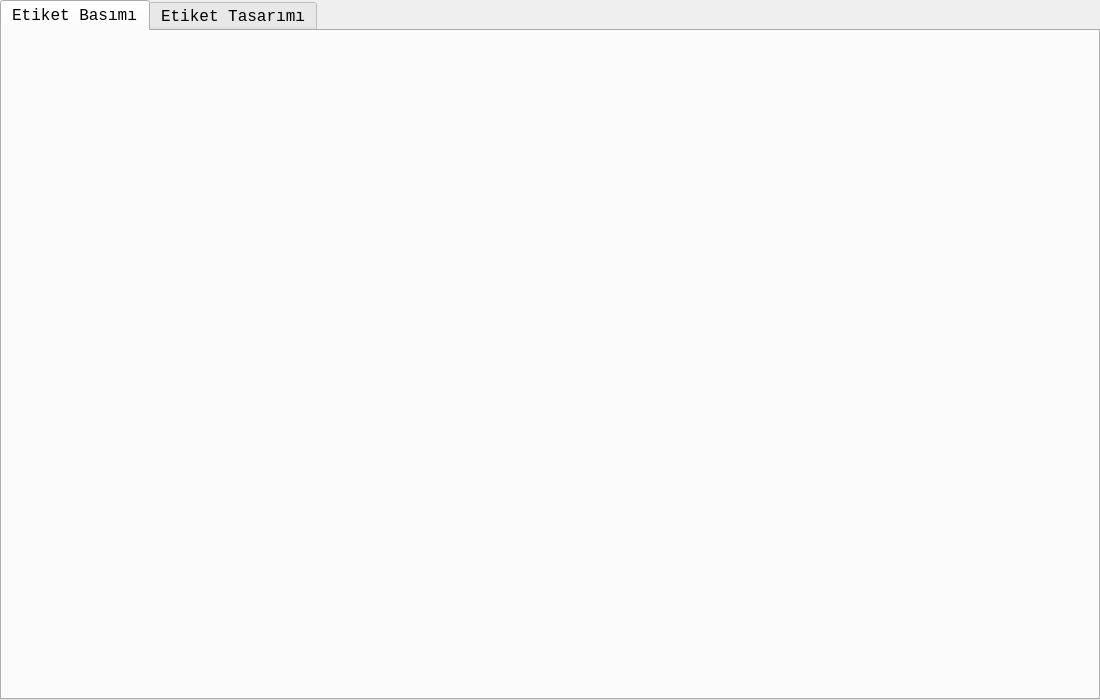
Old version of the form rafetiketidialog.ui in the repository mamoo81/bhss.
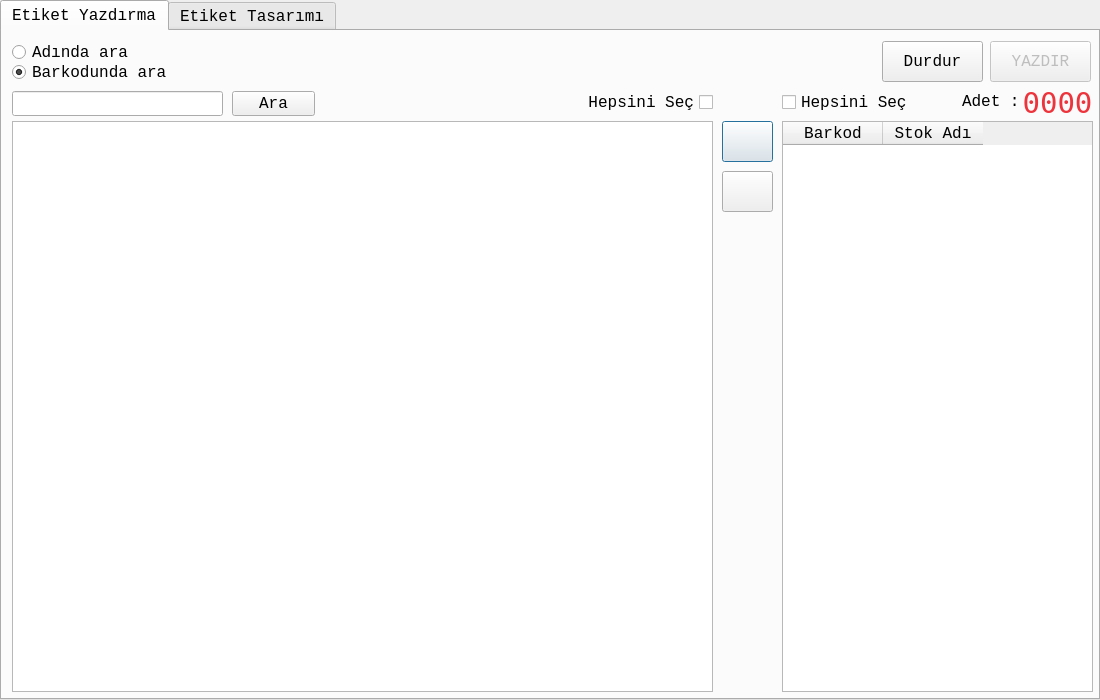
New version of the form. The open tabs and pages were chosen to show the change. Icons and pictures are not drawn.

Commit message: toplu raf etiketi yazdırma eklendi.

```diff
--- a/rafetiketidialog.ui
+++ b/rafetiketidialog.ui
@@ -45,8 +45,298 @@
    </property>
    <widget class="QWidget" name="tab">
     <attribute name="title">
-     <string>Etiket Basımı</string>
+     <string>Etiket Yazdırma</string>
     </attribute>
+    <widget class="QTableView" name="stokKartlaritableView">
+     <property name="geometry">
+      <rect>
+       <x>10</x>
+       <y>90</y>
+       <width>701</width>
+       <height>571</height>
+      </rect>
+     </property>
+     <property name="contextMenuPolicy">
+      <enum>Qt::CustomContextMenu</enum>
+     </property>
+     <property name="alternatingRowColors">
+      <bool>true</bool>
+     </property>
+     <property name="selectionMode">
+      <enum>QAbstractItemView::ExtendedSelection</enum>
+     </property>
+     <property name="selectionBehavior">
+      <enum>QAbstractItemView::SelectRows</enum>
+     </property>
+     <property name="sortingEnabled">
+      <bool>true</bool>
+     </property>
+     <attribute name="verticalHeaderVisible">
+      <bool>false</bool>
+     </attribute>
+    </widget>
+    <widget class="QPushButton" name="eklepushButton">
+     <property name="geometry">
+      <rect>
+       <x>720</x>
+       <y>90</y>
+       <width>51</width>
+       <height>41</height>
+      </rect>
+     </property>
+     <property name="text">
+      <string/>
+     </property>
+     <property name="icon">
+      <iconset resource="images.qrc">
+       <normaloff>:/images/ui/forward-100.png</normaloff>:/images/ui/forward-100.png</iconset>
+     </property>
+     <property name="iconSize">
+      <size>
+       <width>32</width>
+       <height>32</height>
+      </size>
+     </property>
+    </widget>
+    <widget class="QPushButton" name="cikarpushButton">
+     <property name="geometry">
+      <rect>
+       <x>720</x>
+       <y>140</y>
+       <width>51</width>
+       <height>41</height>
+      </rect>
+     </property>
+     <property name="text">
+      <string/>
+     </property>
+     <property name="icon">
+      <iconset resource="images.qrc">
+       <normaloff>:/images/ui/back-100.png</normaloff>:/images/ui/back-100.png</iconset>
+     </property>
+     <property name="iconSize">
+      <size>
+       <width>32</width>
+       <height>32</height>
+      </size>
+     </property>
+    </widget>
+    <widget class="QTableWidget" name="yazdirilacaklartableWidget">
+     <property name="geometry">
+      <rect>
+       <x>780</x>
+       <y>90</y>
+       <width>311</width>
+       <height>571</height>
+      </rect>
+     </property>
+     <property name="contextMenuPolicy">
+      <enum>Qt::CustomContextMenu</enum>
+     </property>
+     <property name="editTriggers">
+      <set>QAbstractItemView::NoEditTriggers</set>
+     </property>
+     <property name="alternatingRowColors">
+      <bool>true</bool>
+     </property>
+     <property name="selectionMode">
+      <enum>QAbstractItemView::ExtendedSelection</enum>
+     </property>
+     <property name="selectionBehavior">
+      <enum>QAbstractItemView::SelectRows</enum>
+     </property>
+     <attribute name="verticalHeaderVisible">
+      <bool>false</bool>
+     </attribute>
+     <column>
+      <property name="text">
+       <string>Barkod</string>
+      </property>
+     </column>
+     <column>
+      <property name="text">
+       <string>Stok Adı</string>
+      </property>
+     </column>
+    </widget>
+    <widget class="QToolButton" name="yazdirtoolButton">
+     <property name="enabled">
+      <bool>false</bool>
+     </property>
+     <property name="geometry">
+      <rect>
+       <x>988</x>
+       <y>10</y>
+       <width>101</width>
+       <height>41</height>
+      </rect>
+     </property>
+     <property name="text">
+      <string>YAZDIR</string>
+     </property>
+     <property name="icon">
+      <iconset resource="images.qrc">
+       <normaloff>:/images/ui/label-printer.png</normaloff>:/images/ui/label-printer.png</iconset>
+     </property>
+     <property name="iconSize">
+      <size>
+       <width>32</width>
+       <height>32</height>
+      </size>
+     </property>
+     <property name="toolButtonStyle">
+      <enum>Qt::ToolButtonTextBesideIcon</enum>
+     </property>
+    </widget>
+    <widget class="QLabel" name="yazdirilacakAdetlabel">
+     <property name="geometry">
+      <rect>
+       <x>1020</x>
+       <y>56</y>
+       <width>71</width>
+       <height>31</height>
+      </rect>
+     </property>
+     <property name="font">
+      <font>
+       <family>Bitstream Vera Sans Mono</family>
+       <pointsize>22</pointsize>
+      </font>
+     </property>
+     <property name="styleSheet">
+      <string notr="true">color: rgb(237, 51, 59);</string>
+     </property>
+     <property name="text">
+      <string>0000</string>
+     </property>
+     <property name="alignment">
+      <set>Qt::AlignCenter</set>
+     </property>
+    </widget>
+    <widget class="QLabel" name="label_2">
+     <property name="geometry">
+      <rect>
+       <x>960</x>
+       <y>60</y>
+       <width>61</width>
+       <height>21</height>
+      </rect>
+     </property>
+     <property name="text">
+      <string>Adet :</string>
+     </property>
+    </widget>
+    <widget class="QLineEdit" name="aralineEdit">
+     <property name="geometry">
+      <rect>
+       <x>10</x>
+       <y>60</y>
+       <width>211</width>
+       <height>25</height>
+      </rect>
+     </property>
+    </widget>
+    <widget class="QPushButton" name="arapushButton">
+     <property name="geometry">
+      <rect>
+       <x>230</x>
+       <y>60</y>
+       <width>83</width>
+       <height>25</height>
+      </rect>
+     </property>
+     <property name="text">
+      <string>Ara</string>
+     </property>
+     <property name="icon">
+      <iconset resource="images.qrc">
+       <normaloff>:/images/ui/search.png</normaloff>:/images/ui/search.png</iconset>
+     </property>
+    </widget>
+    <widget class="QCheckBox" name="hepsiStokkartlaricheckBox">
+     <property name="geometry">
+      <rect>
+       <x>580</x>
+       <y>60</y>
+       <width>131</width>
+       <height>23</height>
+      </rect>
+     </property>
+     <property name="layoutDirection">
+      <enum>Qt::RightToLeft</enum>
+     </property>
+     <property name="text">
+      <string>Hepsini Seç</string>
+     </property>
+    </widget>
+    <widget class="QCheckBox" name="HepsiYazdirilacakcheckBox">
+     <property name="geometry">
+      <rect>
+       <x>780</x>
+       <y>60</y>
+       <width>131</width>
+       <height>23</height>
+      </rect>
+     </property>
+     <property name="text">
+      <string>Hepsini Seç</string>
+     </property>
+    </widget>
+    <widget class="QToolButton" name="DurdurtoolButton">
+     <property name="geometry">
+      <rect>
+       <x>880</x>
+       <y>10</y>
+       <width>101</width>
+       <height>41</height>
+      </rect>
+     </property>
+     <property name="text">
+      <string>Durdur</string>
+     </property>
+     <property name="icon">
+      <iconset resource="images.qrc">
+       <normaloff>:/images/ui/remove.png</normaloff>:/images/ui/remove.png</iconset>
+     </property>
+     <property name="iconSize">
+      <size>
+       <width>32</width>
+       <height>32</height>
+      </size>
+     </property>
+     <property name="toolButtonStyle">
+      <enum>Qt::ToolButtonTextBesideIcon</enum>
+     </property>
+    </widget>
+    <widget class="QRadioButton" name="adindaradioButton">
+     <property name="geometry">
+      <rect>
+       <x>10</x>
+       <y>10</y>
+       <width>171</width>
+       <height>23</height>
+      </rect>
+     </property>
+     <property name="text">
+      <string>Adında ara</string>
+     </property>
+    </widget>
+    <widget class="QRadioButton" name="barkodradioButton">
+     <property name="geometry">
+      <rect>
+       <x>10</x>
+       <y>30</y>
+       <width>171</width>
+       <height>23</height>
+      </rect>
+     </property>
+     <property name="text">
+      <string>Barkodunda ara</string>
+     </property>
+     <property name="checked">
+      <bool>true</bool>
+     </property>
+    </widget>
    </widget>
    <widget class="QWidget" name="tab_2">
     <attribute name="title">
```
Left out of the diff: 6 changed lines with no effect on the pictures. The commit also changes 8 other files.
